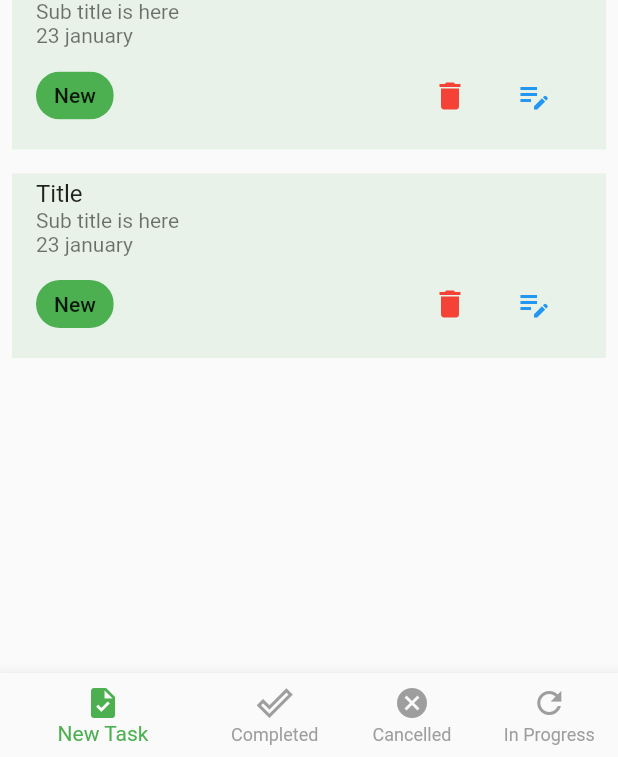
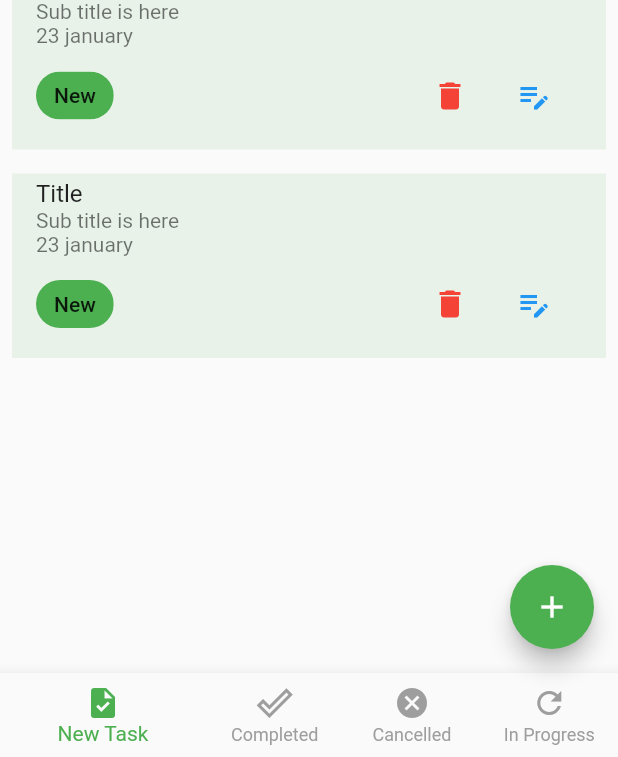
Before and after one commit to nurnabimiah/Rest-Api-Task-Management-App, a Flutter app: the screen it shows after launch, after a tap on the "arrow forward ios" icon, on a phone screen of 412 x 824 dp, the part 479-1236 px from its top. Run offline on Flutter 3.47's test engine with Material 2 defaults, Android fonts, the phone set to English and light mode, and no system bars; our stand-ins replace flutter_svg, image_picker, pin_code_fields.

Commit message:
Ui design has been done

```diff
--- a/lib/main.dart
+++ b/lib/main.dart
@@ -1,4 +1,5 @@
 import 'package:flutter/material.dart';
+import 'package:task_management_app/screens/add_new_task_screen.dart';
 import 'package:task_management_app/screens/cancel_task_screen.dart';
 import 'package:task_management_app/screens/completed_task_screen.dart';
 import 'package:task_management_app/screens/forget_password_screen.dart';
@@ -40,8 +41,9 @@ class MyApp extends StatelessWidget {
         NewTaskScreen.routeName:(context)=>NewTaskScreen(),
         CompletedTaskScreen.routeName:(context)=>CompletedTaskScreen(),
         CancelTaskScreen.routeName:(context)=>CancelTaskScreen(),
-        InProgressTaskScreen.routeName:(context)=>InProgressTaskScreen(),
-        ProfileUpdateScreen.routeName:(context)=>ProfileUpdateScreen(),
+        InProgressTaskScreen.routeName:(context)=>const InProgressTaskScreen(),
+        ProfileUpdateScreen.routeName:(context)=>const ProfileUpdateScreen(),
+        AddNewTaskScreen.routeName:(context)=>const AddNewTaskScreen(),
 
 
 
--- a/lib/screens/main_bottom_navbar.dart
+++ b/lib/screens/main_bottom_navbar.dart
@@ -1,6 +1,8 @@
+
 
 
 import 'package:flutter/material.dart';
+import 'package:task_management_app/screens/add_new_task_screen.dart';
 import 'package:task_management_app/screens/cancel_task_screen.dart';
 import 'package:task_management_app/screens/completed_task_screen.dart';
 import 'package:task_management_app/screens/inprogress_task_screen.dart';
@@ -31,7 +33,20 @@ class _MainBottomNavBarState extends State<MainBottomNavBar> {
   @override
   Widget build(BuildContext context) {
     return Scaffold(
-      appBar: reusableAppbar(context),
+
+      //
+      //
+      //floating action button
+      floatingActionButton: currentSelectedScreen ==0 ?FloatingActionButton(
+        backgroundColor: Colors.green,
+        onPressed: () {
+          Navigator.pushNamed(context, AddNewTaskScreen.routeName);
+        },
+        child: Icon(Icons.add,),
+
+      ):const SizedBox(),
+
+      appBar: reusableAppbar(context,isTapable: true),
       //
       //.......................................
       //screen er vitor tmi current select screen ta k rakho
```
Also changed, not shown: lib/screens/add_new_task_screen.dart (added, +55 -0 lines), lib/screens/profile_update_screen.dart (+33 -2 lines), lib/widgets/reusable_appbar.dart (+10 -0 lines).
